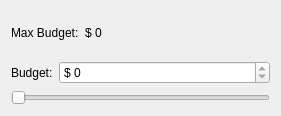
The window that plugins/calculate/BudgetForm.ui (dmzgroup/mbra) describes before a commit, drawn with Qt 5.
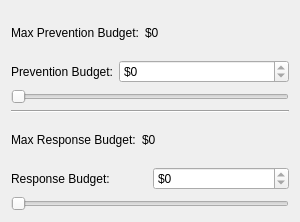
The same window after the commit.

```diff
--- a/plugins/calculate/BudgetForm.ui
+++ b/plugins/calculate/BudgetForm.ui
@@ -6,8 +6,8 @@
    <rect>
     <x>0</x>
     <y>0</y>
-    <width>281</width>
-    <height>116</height>
+    <width>300</width>
+    <height>222</height>
    </rect>
   </property>
   <property name="windowTitle">
@@ -19,14 +19,14 @@
      <item>
       <widget class="QLabel" name="label_2">
        <property name="text">
-        <string>Max Budget:</string>
+        <string>Max Prevention Budget:</string>
        </property>
       </widget>
      </item>
      <item>
       <widget class="QLabel" name="maxBudgetLabel">
        <property name="text">
-        <string>$ 0</string>
+        <string>$0</string>
        </property>
       </widget>
      </item>
@@ -50,7 +50,7 @@
      <item>
       <widget class="QLabel" name="label">
        <property name="text">
-        <string>Budget:</string>
+        <string>Prevention Budget:</string>
        </property>
       </widget>
      </item>
@@ -69,7 +69,7 @@
         </size>
        </property>
        <property name="prefix">
-        <string>$ </string>
+        <string>$</string>
        </property>
        <property name="maximum">
         <number>0</number>
@@ -82,7 +82,79 @@
     </layout>
    </item>
    <item>
-    <widget class="QSlider" name="budgetSlider">
+    <widget class="QSlider" name="preventionBudgetSlider">
+     <property name="maximum">
+      <number>0</number>
+     </property>
+     <property name="orientation">
+      <enum>Qt::Horizontal</enum>
+     </property>
+    </widget>
+   </item>
+   <item>
+    <widget class="Line" name="line">
+     <property name="orientation">
+      <enum>Qt::Horizontal</enum>
+     </property>
+    </widget>
+   </item>
+   <item>
+    <layout class="QHBoxLayout" name="horizontalLayout_3">
+     <item>
+      <widget class="QLabel" name="label_3">
+       <property name="text">
+        <string>Max Response Budget:</string>
+       </property>
+      </widget>
+     </item>
+     <item>
+      <widget class="QLabel" name="maxResponseBudgetLabel">
+       <property name="text">
+        <string>$0</string>
+       </property>
+      </widget>
+     </item>
+     <item>
+      <spacer name="horizontalSpacer_2">
+       <property name="orientation">
+        <enum>Qt::Horizontal</enum>
+       </property>
+       <property name="sizeHint" stdset="0">
+        <size>
+         <width>40</width>
+         <height>20</height>
+        </size>
+       </property>
+      </spacer>
+     </item>
+    </layout>
+   </item>
+   <item>
+    <layout class="QHBoxLayout" name="horizontalLayout_4">
+     <item>
+      <widget class="QLabel" name="label_4">
+       <property name="text">
+        <string>Response Budget:</string>
+       </property>
+      </widget>
+     </item>
+     <item>
+      <widget class="QSpinBox" name="responseBudgetBox">
+       <property name="prefix">
+        <string>$</string>
+       </property>
+       <property name="maximum">
+        <number>0</number>
+       </property>
+       <property name="singleStep">
+        <number>10</number>
+       </property>
+      </widget>
+     </item>
+    </layout>
+   </item>
+   <item>
+    <widget class="QSlider" name="responseBudgetSlider">
      <property name="maximum">
       <number>0</number>
      </property>
```
Left out of the diff: 64 changed lines with no effect on the pictures.
